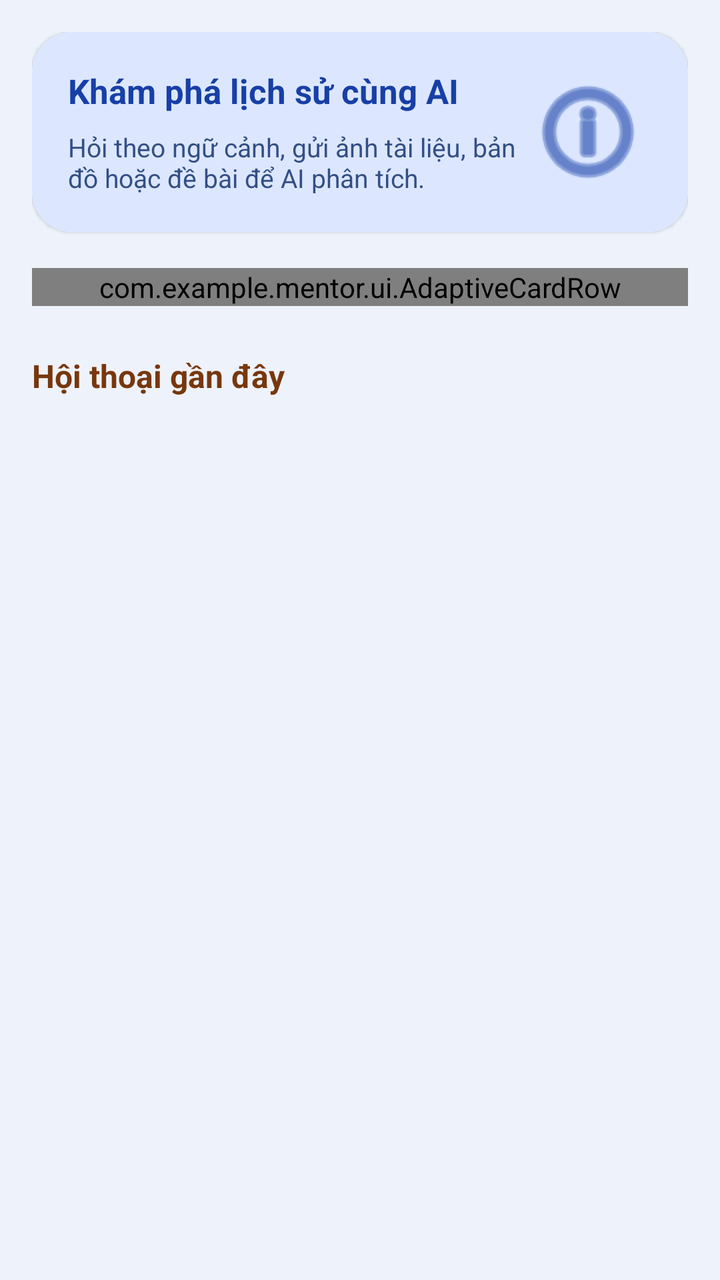
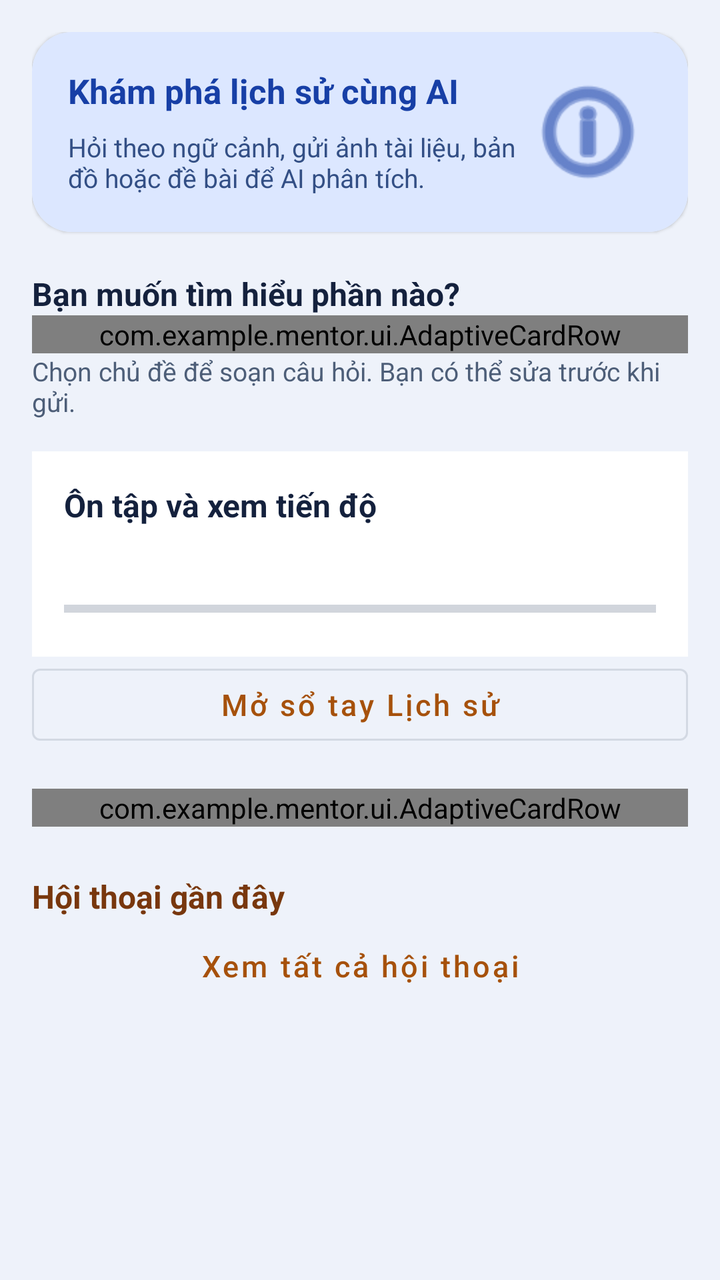

Two renders of the same Android screen: before a commit and after it. Below are the layout's source before the change and the commit's diff.
<!-- AndroidManifest.xml: application theme Theme.HistoryModule -->
<!-- res/layout/history_fragment_solver.xml -->
<androidx.core.widget.NestedScrollView xmlns:android="http://schemas.android.com/apk/res/android" xmlns:app="http://schemas.android.com/apk/res-auto" android:layout_width="match_parent" android:layout_height="match_parent" android:background="@color/history_background" android:fillViewport="true">

    <LinearLayout android:layout_width="match_parent" android:layout_height="wrap_content" android:orientation="vertical" android:padding="16dp">

        <androidx.cardview.widget.CardView android:id="@+id/card_ai_intro" android:layout_width="match_parent" android:layout_height="wrap_content" android:clickable="true" android:focusable="true" android:foreground="?attr/selectableItemBackground" app:cardCornerRadius="20dp" app:cardElevation="1dp" android:stateListAnimator="@animator/mentor_card_press">

            <LinearLayout android:layout_width="match_parent" android:layout_height="wrap_content" android:background="@color/history_banner_blue_bg" android:gravity="center_vertical" android:orientation="horizontal" android:padding="18dp">

                <LinearLayout android:layout_width="0dp" android:layout_height="wrap_content" android:layout_weight="1" android:orientation="vertical">

                    <TextView android:layout_width="wrap_content" android:layout_height="wrap_content" android:text="@string/history_solver_intro_title" android:textColor="@color/history_banner_blue_text" android:textSize="17sp" android:textStyle="bold" />

                    <TextView android:layout_width="wrap_content" android:layout_height="wrap_content" android:layout_marginTop="8dp" android:text="@string/history_solver_intro_desc" android:textColor="@color/history_banner_blue_subtext" android:textSize="13sp" />
                </LinearLayout>

                <ImageView android:layout_width="64dp" android:layout_height="64dp" android:contentDescription="@string/history_chat_title" android:src="@android:drawable/ic_menu_info_details" app:tint="@color/history_banner_blue_text" />
            </LinearLayout>
        </androidx.cardview.widget.CardView>

        <com.example.mentor.ui.AdaptiveCardRow android:layout_width="match_parent" android:layout_height="wrap_content" android:layout_marginTop="18dp" android:orientation="horizontal">

            <androidx.cardview.widget.CardView android:id="@+id/btn_camera_card" android:layout_width="0dp" android:layout_height="wrap_content" android:layout_marginEnd="6dp" android:layout_weight="1" android:clickable="true" android:focusable="true" android:foreground="?attr/selectableItemBackground" app:cardCornerRadius="20dp" app:cardElevation="1dp" android:stateListAnimator="@animator/mentor_card_press">
                <LinearLayout android:layout_width="match_parent" android:layout_height="wrap_content" android:gravity="center" android:orientation="vertical" android:padding="16dp" android:background="@color/history_surface">
                    <ImageView android:layout_width="38dp" android:layout_height="38dp" android:contentDescription="@string/history_solver_btn_camera" android:src="@android:drawable/ic_menu_camera" app:tint="@color/history_accent_blue" />
                    <TextView android:layout_width="wrap_content" android:layout_height="wrap_content" android:layout_marginTop="8dp" android:text="@string/history_solver_btn_camera" android:textColor="@color/history_text_primary" android:textStyle="bold" />
                </LinearLayout>
            </androidx.cardview.widget.CardView>

            <androidx.cardview.widget.CardView android:id="@+id/btn_input_card" android:layout_width="0dp" android:layout_height="wrap_content" android:layout_marginStart="6dp" android:layout_weight="1" android:clickable="true" android:focusable="true" android:foreground="?attr/selectableItemBackground" app:cardCornerRadius="20dp" app:cardElevation="1dp" android:stateListAnimator="@animator/mentor_card_press">
                <LinearLayout android:layout_width="match_parent" android:layout_height="wrap_content" android:gravity="center" android:orientation="vertical" android:padding="16dp" android:background="@color/history_surface">
                    <ImageView android:layout_width="38dp" android:layout_height="38dp" android:contentDescription="@string/history_solver_btn_input" android:src="@android:drawable/ic_menu_edit" app:tint="@color/history_accent_blue" />
                    <TextView android:layout_width="wrap_content" android:layout_height="wrap_content" android:layout_marginTop="8dp" android:text="@string/history_solver_btn_input" android:textColor="@color/history_text_primary" android:textStyle="bold" />
                </LinearLayout>
            </androidx.cardview.widget.CardView>
        </com.example.mentor.ui.AdaptiveCardRow>

        <TextView android:layout_width="wrap_content" android:layout_height="wrap_content" android:layout_marginTop="24dp" android:text="@string/history_solver_recent_title" android:textColor="@color/history_title" android:textSize="16sp" android:textStyle="bold" />

        <TextView android:id="@+id/tvRecentEmpty" android:layout_width="match_parent" android:layout_height="wrap_content" android:layout_marginTop="16dp" android:gravity="center" android:text="@string/history_solver_recent_empty" android:textColor="@color/history_text_hint" android:visibility="gone" />

        <androidx.recyclerview.widget.RecyclerView android:id="@+id/recycler_recent_solver" android:layout_width="match_parent" android:layout_height="wrap_content" android:layout_marginTop="8dp" android:nestedScrollingEnabled="false" />
    </LinearLayout>
</androidx.core.widget.NestedScrollView>
<!-- resources referenced by this layout -->
<resources>
  <color name="history_accent_blue">#A6510B</color>
  <color name="history_background">#EEF2FA</color>
  <color name="history_banner_blue_bg">#DCE7FF</color>
  <color name="history_banner_blue_subtext">#334F85</color>
  <color name="history_banner_blue_text">#173FA6</color>
  <color name="history_surface">#FFFFFF</color>
  <color name="history_text_hint">#5D6C85</color>
  <color name="history_text_primary">#14213D</color>
  <color name="history_title">#78370D</color>
  <string name="history_chat_title">AI Lịch sử</string>
  <string name="history_solver_btn_camera">Chụp tài liệu</string>
  <string name="history_solver_btn_input">Nhập câu hỏi</string>
  <string name="history_solver_intro_desc">Hỏi theo ngữ cảnh, gửi ảnh tài liệu, bản đồ hoặc đề bài để AI phân tích.</string>
  <string name="history_solver_intro_title">Khám phá lịch sử cùng AI</string>
  <string name="history_solver_recent_empty">Chưa có cuộc trò chuyện nào.</string>
  <string name="history_solver_recent_title">Hội thoại gần đây</string>
  <style name="Theme.HistoryModule" parent="Base.Theme.HistoryModule" />
  <style name="Base.Theme.HistoryModule" parent="Theme.Material3.DayNight.NoActionBar">
  
  
      <item name="colorPrimary">@color/history_accent_blue</item><item name="colorSurface">@color/history_surface</item><item name="colorOnSurface">@color/history_text_primary</item><item name="android:windowBackground">@color/history_background</item><item name="android:statusBarColor">@color/history_background</item><item name="android:navigationBarColor">@color/history_surface</item><item name="android:fontFamily">sans-serif</item><item name="android:textColorPrimary">@color/history_text_primary</item><item name="android:textColorSecondary">@color/history_text_secondary</item><item name="materialButtonStyle">@style/MentorHistoryButton</item><item name="textInputStyle">@style/MentorHistoryInput</item><item name="android:windowAnimationStyle">@style/MentorWindowAnimation</item><item name="colorPrimaryContainer">@color/mentor_history_container</item><item name="colorOnPrimaryContainer">@color/history_text_primary</item></style>
  <color name="history_text_secondary">#4D5E78</color>
  <style name="MentorHistoryButton" parent="Widget.MaterialComponents.Button">
          <item name="backgroundTint">@color/mentor_history_button</item><item name="android:textColor">#FFFFFF</item><item name="cornerRadius">16dp</item><item name="android:minHeight">52dp</item>
          <item name="android:textAllCaps">false</item><item name="android:textSize">15sp</item>
          <item name="android:fontFamily">sans-serif-medium</item>
      </style>
  <style name="MentorHistoryInput" parent="Widget.MaterialComponents.TextInputLayout.OutlinedBox">
          <item name="boxCornerRadiusTopStart">16dp</item><item name="boxCornerRadiusTopEnd">16dp</item>
          <item name="boxCornerRadiusBottomStart">16dp</item><item name="boxCornerRadiusBottomEnd">16dp</item>
      </style>
  <style name="MentorWindowAnimation"><item name="android:activityOpenEnterAnimation">@anim/mentor_enter</item><item name="android:activityOpenExitAnimation">@anim/mentor_exit</item><item name="android:activityCloseEnterAnimation">@anim/mentor_enter</item><item name="android:activityCloseExitAnimation">@anim/mentor_exit</item></style>
  <color name="mentor_history_container">#FFE5BF</color>
  <color name="mentor_history_button">#A6510B</color>
</resources>

<!-- the commit's change to res/layout/history_fragment_solver.xml (unified diff, before → after) -->
@@ -16,6 +16,20 @@
                 <ImageView android:layout_width="64dp" android:layout_height="64dp" android:contentDescription="@string/history_chat_title" android:src="@android:drawable/ic_menu_info_details" app:tint="@color/history_banner_blue_text" />
             </LinearLayout>
         </androidx.cardview.widget.CardView>
+
+
+        <TextView android:layout_width="match_parent" android:layout_height="wrap_content" android:layout_marginTop="20dp" android:text="@string/history_home_choose" android:textColor="@color/history_text_primary" android:textSize="16sp" android:textStyle="bold" />
+        <com.example.mentor.ui.AdaptiveCardRow android:layout_width="match_parent" android:layout_height="wrap_content" android:orientation="horizontal">
+            <com.google.android.material.button.MaterialButton android:id="@+id/history_topic_vietnam" android:layout_width="0dp" android:layout_weight="1" android:layout_height="wrap_content" android:minHeight="48dp" android:text="@string/history_home_vietnam" android:textAllCaps="false" android:layout_marginEnd="6dp" />
+            <com.google.android.material.button.MaterialButton android:id="@+id/history_topic_world" android:layout_width="0dp" android:layout_weight="1" android:layout_height="wrap_content" android:minHeight="48dp" android:text="@string/history_home_world" android:textAllCaps="false" android:layout_marginStart="6dp" />
+        </com.example.mentor.ui.AdaptiveCardRow>
+        <TextView android:layout_width="match_parent" android:layout_height="wrap_content" android:text="@string/history_home_draft_hint" android:textSize="13sp" android:textColor="@color/history_text_secondary" />
+        <LinearLayout android:id="@+id/history_progress_card" android:layout_width="match_parent" android:layout_height="wrap_content" android:layout_marginTop="16dp" android:orientation="vertical" android:padding="16dp" android:background="@color/history_surface" android:clickable="true" android:focusable="true" android:foreground="?attr/selectableItemBackground" android:contentDescription="@string/history_home_progress_action">
+            <TextView android:layout_width="match_parent" android:layout_height="wrap_content" android:text="@string/history_home_progress_action" android:textColor="@color/history_text_primary" android:textStyle="bold" android:textSize="16sp" />
+            <TextView android:id="@+id/history_home_progress" android:layout_width="match_parent" android:layout_height="wrap_content" android:layout_marginTop="6dp" android:textColor="@color/history_text_secondary" />
+            <ProgressBar android:id="@+id/history_home_progress_bar" style="?android:attr/progressBarStyleHorizontal" android:layout_width="match_parent" android:layout_height="wrap_content" android:layout_marginTop="8dp" android:max="100" />
+        </LinearLayout>
+        <com.google.android.material.button.MaterialButton android:id="@+id/history_open_notes" style="@style/Widget.MaterialComponents.Button.OutlinedButton" android:layout_width="match_parent" android:layout_height="wrap_content" android:minHeight="48dp" android:text="@string/history_home_notes" android:textAllCaps="false" />
 
         <com.example.mentor.ui.AdaptiveCardRow android:layout_width="match_parent" android:layout_height="wrap_content" android:layout_marginTop="18dp" android:orientation="horizontal">
 
@@ -36,6 +50,8 @@
 
         <TextView android:layout_width="wrap_content" android:layout_height="wrap_content" android:layout_marginTop="24dp" android:text="@string/history_solver_recent_title" android:textColor="@color/history_title" android:textSize="16sp" android:textStyle="bold" />
 
+        <com.google.android.material.button.MaterialButton android:id="@+id/history_view_all" style="@style/Widget.MaterialComponents.Button.TextButton" android:layout_width="match_parent" android:layout_height="wrap_content" android:minHeight="48dp" android:text="@string/history_home_view_all" android:textAllCaps="false" />
+
         <TextView android:id="@+id/tvRecentEmpty" android:layout_width="match_parent" android:layout_height="wrap_content" android:layout_marginTop="16dp" android:gravity="center" android:text="@string/history_solver_recent_empty" android:textColor="@color/history_text_hint" android:visibility="gone" />
 
         <androidx.recyclerview.widget.RecyclerView android:id="@+id/recycler_recent_solver" android:layout_width="match_parent" android:layout_height="wrap_content" android:layout_marginTop="8dp" android:nestedScrollingEnabled="false" />
<!-- resource entries referenced after the edit -->
@@ -10,6 +10,13 @@
   <color name="history_text_primary">#14213D</color>
   <color name="history_title">#78370D</color>
   <string name="history_chat_title">AI Lịch sử</string>
+  <string name="history_home_choose">Bạn muốn tìm hiểu phần nào?</string>
+  <string name="history_home_draft_hint">Chọn chủ đề để soạn câu hỏi. Bạn có thể sửa trước khi gửi.</string>
+  <string name="history_home_notes">Mở sổ tay Lịch sử</string>
+  <string name="history_home_progress_action">Ôn tập và xem tiến độ</string>
+  <string name="history_home_vietnam">Lịch sử Việt Nam</string>
+  <string name="history_home_view_all">Xem tất cả hội thoại</string>
+  <string name="history_home_world">Lịch sử thế giới</string>
   <string name="history_solver_btn_camera">Chụp tài liệu</string>
   <string name="history_solver_btn_input">Nhập câu hỏi</string>
   <string name="history_solver_intro_desc">Hỏi theo ngữ cảnh, gửi ảnh tài liệu, bản đồ hoặc đề bài để AI phân tích.</string>
